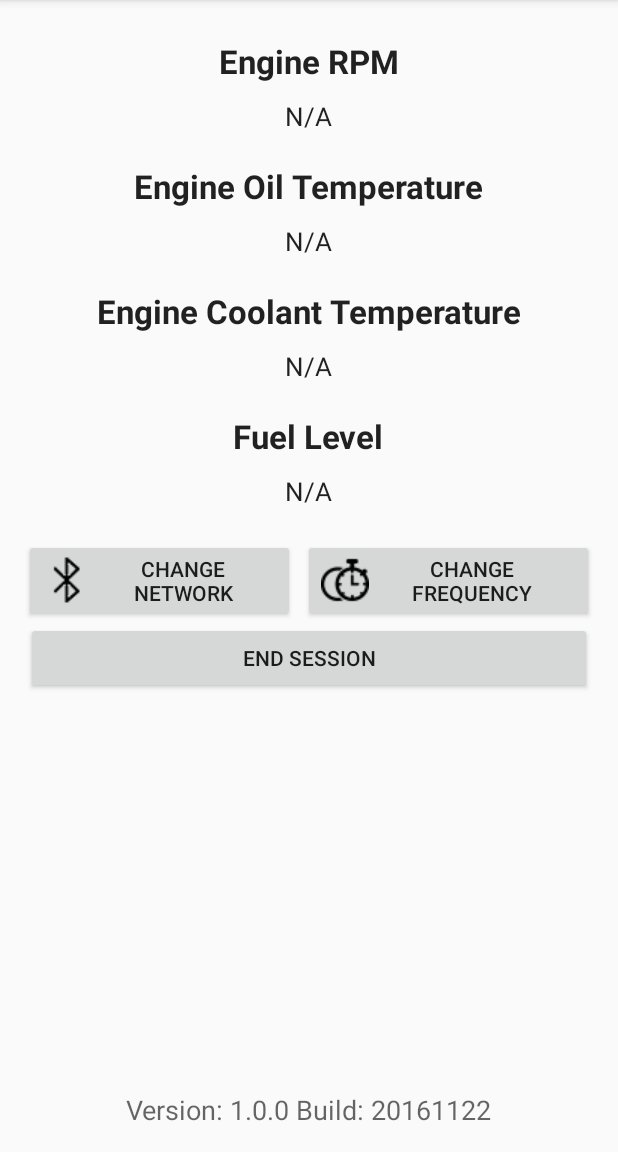
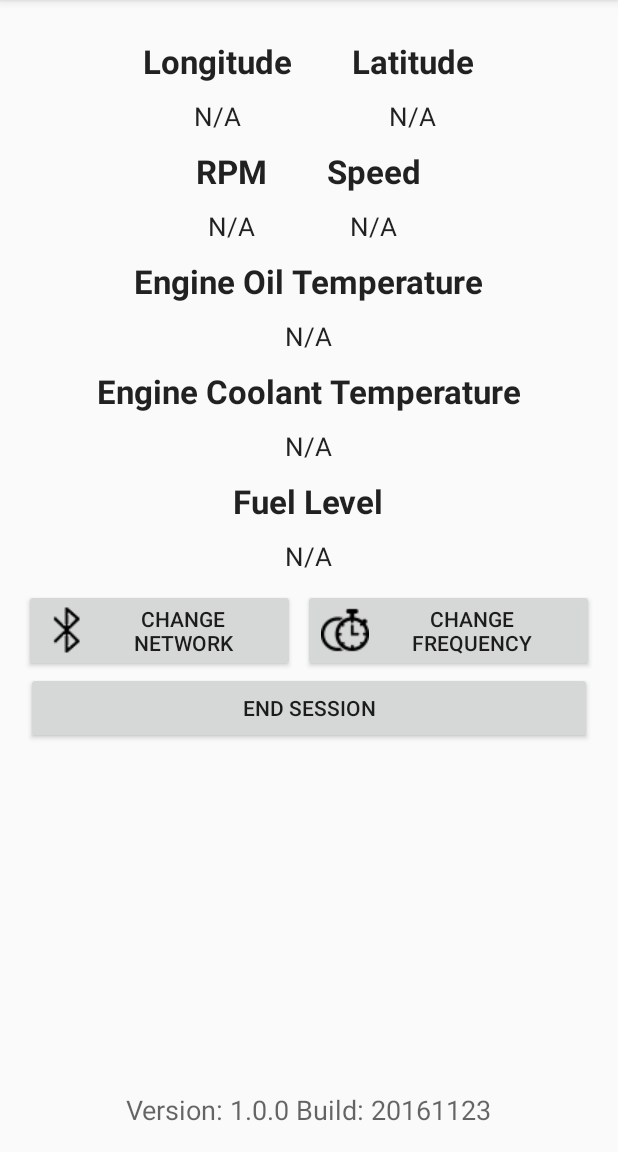
Before and after one commit to ibm-watson-iot/cvi-starter-obd-android, an Android app: the screen it shows after launch (Home), on a phone screen of 412 x 824 dp, the part 84-1236 px from its top. Run offline under Robolectric (Android 15) with nearby library versions, the phone set to English and light mode, and no system bars; libraries missing offline, so code that uses them is left out: com.github.pires.obd, com.ibm.iotf; network calls fail; 7 statements that could not run were skipped.

Commit message:
Show longitude and latitude

```diff
--- a/app/src/main/java/obdii/starter/automotive/iot/ibm/com/iot4a_obdii/Home.java
+++ b/app/src/main/java/obdii/starter/automotive/iot/ibm/com/iot4a_obdii/Home.java
@@ -77,8 +77,8 @@ import static obdii.starter.automotive.iot.ibm.com.iot4a_obdii.API.DOESNOTEXIST;
 public class Home extends AppCompatActivity implements LocationListener {
 
     private LocationManager locationManager;
-    private Location location = null;
     private String provider;
+    static Location location = null;
 
     private final int INITIAL_PERMISSIONS = 000;
 
@@ -639,8 +639,7 @@ public class Home extends AppCompatActivity implements LocationListener {
     private void mqttPublish() throws MqttException {
         if (location != null) {
             final JsonObject event = obdBridge.generateMqttEvent(location, trip_id);
-            final boolean success = iotpDevice.publishEvent(event);
-            if (success) {
+            if (iotpDevice.publishEvent(event)) {
                 showStatus(obdBridge.isSimulation() ? "Simulated Data is Being Sent" : "Live Data is Being Sent", View.VISIBLE);
                 System.out.println("SUCCESSFULLY POSTED......");
                 Log.d("Posted", event.toString());
--- a/app/src/main/java/obdii/starter/automotive/iot/ibm/com/iot4a_obdii/ObdBridge.java
+++ b/app/src/main/java/obdii/starter/automotive/iot/ibm/com/iot4a_obdii/ObdBridge.java
@@ -126,8 +126,8 @@ public class ObdBridge {
         final JsonObject event = new JsonObject();
         final JsonObject data = new JsonObject();
         event.add("d", data);
-        data.addProperty("lat", location.getLatitude());
-        data.addProperty("lng", location.getLongitude());
+        //data.addProperty("lat", location.getLatitude());
+        //data.addProperty("lng", location.getLongitude());
         data.addProperty("trip_id", trip_id);
 
         final JsonObject props = new JsonObject();
--- a/app/src/main/java/obdii/starter/automotive/iot/ibm/com/iot4a_obdii/ObdParameter.java
+++ b/app/src/main/java/obdii/starter/automotive/iot/ibm/com/iot4a_obdii/ObdParameter.java
@@ -52,6 +52,10 @@ abstract public class ObdParameter {
         if (simulation) {
             fetchValue(null, simulation);
             showText(getValueText());
+        } else if (obdCommand == null) {
+            // parameter without obd command
+            fetchValue(obdCommand, simulation);
+            showText(getValueText());
         } else {
             String value = "";
             if (socket == null) {
@@ -63,7 +67,7 @@ abstract public class ObdParameter {
                     obdCommand.run(in, out);
                     fetchValue(obdCommand, simulation);
                     value = getValueText();
-                    Log.d(label, obdCommand.getFormattedResult());
+                    Log.d(label, value);
                 } catch (com.github.pires.obd.exceptions.UnableToConnectException e) {
                     // reach here when OBD device is not connected
                     value = "Bluetooth Connection Error";
--- a/app/src/main/java/obdii/starter/automotive/iot/ibm/com/iot4a_obdii/ObdParameters.java
+++ b/app/src/main/java/obdii/starter/automotive/iot/ibm/com/iot4a_obdii/ObdParameters.java
@@ -10,11 +10,13 @@
 
 package obdii.starter.automotive.iot.ibm.com.iot4a_obdii;
 
+import android.location.Location;
 import android.support.annotation.NonNull;
 import android.support.v7.app.AppCompatActivity;
 import android.widget.TextView;
 
 import com.github.pires.obd.commands.ObdCommand;
+import com.github.pires.obd.commands.SpeedCommand;
 import com.github.pires.obd.commands.engine.RPMCommand;
 import com.github.pires.obd.commands.fuel.FuelLevelCommand;
 import com.github.pires.obd.commands.temperature.EngineCoolantTemperatureCommand;
@@ -36,6 +38,12 @@ public class ObdParameters {
         return String.format("%.1f%s", temperature, "C") + " (" + String.format("%.1f%s", imperialUnit, "F") + ")";
     }
 
+    static String formatSpeed(double speed) {
+        double imperialUnit = speed * 0.621371192f;
+
+        return String.format("%.1f%s", speed, "km/h") + " (" + String.format("%.1f%s", imperialUnit, "mph") + ")";
+    }
+
     @NonNull
     static public List<ObdParameter> getObdParameterList(final AppCompatActivity activity) {
         final List<ObdParameter> obdParameters = new ArrayList<ObdParameter>();
@@ -48,12 +56,11 @@ public class ObdParameters {
             protected void fetchValue(ObdCommand obdCommand, boolean simulation) {
                 if (simulation) {
                     engineRPM = Math.round(Math.random() * 600) + 600;
-                    valueText = engineRPM + "RPM";
                 } else {
                     final RPMCommand rpmCommand = (RPMCommand) obdCommand;
                     engineRPM = rpmCommand.getRPM();
-                    valueText = obdCommand.getFormattedResult();
                 }
+                valueText = engineRPM + "";
             }
 
             @Override
@@ -67,6 +74,44 @@ public class ObdParameters {
             }
         };
         obdParameters.add(engineRPM);
+
+        final ObdParameter speed = new ObdParameter((TextView) activity.findViewById(R.id.speedValue), activity, "Speed", new SpeedCommand()) {
+            private double speed = 0;
+            private double delta = 10.0;
+            private String valueText;
+
+            @Override
+            protected void fetchValue(ObdCommand obdCommand, boolean simulation) {
+                if (simulation) {
+                    if (speed >= 150.0) {
+                        delta = -10.0;
+                    } else if (speed <= 0.0) {
+                        speed = 0.0;
+                        delta = 10.0;
+                    } else if (Math.random() < 0.2) {
+                        delta *= -1.0;
+                    }
+                    speed += delta;
+
+                } else {
+                    final SpeedCommand speedCommand = (SpeedCommand) obdCommand;
+                    speed = speedCommand.getMetricSpeed();
+                }
+                valueText = formatSpeed(speed);
+            }
+
+
+            @Override
+            protected void setJsonProp(JsonObject json) {
+                json.addProperty("speed", speed + "");
+            }
+
+            @Override
+            protected String getValueText() {
+                return valueText;
+            }
+        };
+        obdParameters.add(speed);
 
         final ObdParameter engineOil = new ObdParameter((TextView) activity.findViewById(R.id.engineOilValue), activity, "Engine Oil", new OilTempCommand()) {
             private double engineOil = Math.random() * 120 + 20;
@@ -154,6 +199,54 @@ public class ObdParameters {
         };
         obdParameters.add(fuelLevel);
 
+        final ObdParameter longitude = new ObdParameter((TextView) activity.findViewById(R.id.longitudeValue), activity, "Longitude", null) {
+            private double longitudeValue = 0.0;
+            private String valueText;
+
+            @Override
+            protected void fetchValue(ObdCommand obdCommand, boolean simulation) {
+                if (Home.location != null) {
+                    longitudeValue = Home.location.getLongitude();
+                }
+                valueText = String.format("%1$.7f", longitudeValue);
+            }
+
+            @Override
+            protected void setJsonProp(JsonObject json) {
+                json.addProperty("lng", longitudeValue + "");
+            }
+
+            @Override
+            protected String getValueText() {
+                return valueText;
+            }
+        };
+        obdParameters.add(longitude);
+
+        final ObdParameter latitude = new ObdParameter((TextView) activity.findViewById(R.id.latitudeValue), activity, "Latitude", null) {
+            private double latitude = 0.0;
+            private String valueText;
+
+            @Override
+            protected void fetchValue(ObdCommand obdCommand, boolean simulation) {
+                if (Home.location != null) {
+                    latitude = Home.location.getLatitude();
+                }
+                valueText = valueText = String.format("%1$.7f", latitude);
+            }
+
+            @Override
+            protected void setJsonProp(JsonObject json) {
+                json.addProperty("lat", latitude + "");
+            }
+
+            @Override
+            protected String getValueText() {
+                return valueText;
+            }
+        };
+        obdParameters.add(latitude);
+
         return obdParameters;
     }
 
--- a/app/src/main/res/layout/activity_home.xml
+++ b/app/src/main/res/layout/activity_home.xml
@@ -9,186 +9,309 @@
     android:paddingTop="@dimen/activity_vertical_margin"
     tools:context="obdii.starter.automotive.iot.ibm.com.iot4a_obdii.Home">
 
+
     <LinearLayout
-        android:orientation="vertical"
+        android:id="@+id/linearLayout6"
         android:layout_width="wrap_content"
         android:layout_height="wrap_content"
+        android:layout_alignParentTop="true"
+        android:layout_centerHorizontal="true"
+        android:layout_gravity="center_vertical"
+        android:layout_marginTop="10dp"
         android:layout_weight="5"
+        android:orientation="horizontal">
+
+        <LinearLayout
+            android:id="@+id/linearLayout61"
+            android:layout_width="wrap_content"
+            android:layout_height="wrap_content"
+            android:layout_centerHorizontal="true"
             android:layout_gravity="center_vertical"
-        android:layout_centerHorizontal="true"
-        android:id="@+id/linearLayout5"
-        android:layout_marginTop="10dp">
+            android:layout_marginRight="20dp"
+            android:layout_marginTop="0dp"
+            android:layout_weight="5"
+            android:orientation="vertical">
 
             <TextView
+                android:id="@+id/longitudeLabel"
                 android:layout_width="wrap_content"
                 android:layout_height="wrap_content"
+                android:layout_gravity="center_horizontal"
+                android:text="Longitude"
                 android:textAppearance="?android:attr/textAppearanceLarge"
-            android:text="Engine RPM"
-            android:id="@+id/engineRPM"
-            android:layout_gravity="center_horizontal"
                 android:textStyle="bold" />
 
             <TextView
+                android:id="@+id/longitudeValue"
                 android:layout_width="wrap_content"
                 android:layout_height="wrap_content"
+                android:layout_gravity="center_horizontal"
+                android:layout_marginTop="10dp"
+                android:text="N/A"
                 android:textAppearance="?android:attr/textAppearanceLarge"
-            android:text="N/A"
-            android:id="@+id/engineRPMValue"
-            android:layout_gravity="center_horizontal"
-            android:textSize="17dp"
-            android:layout_marginTop="10dp" />
+                android:textSize="17dp" />
         </LinearLayout>
 
         <LinearLayout
-        android:orientation="vertical"
+            android:id="@+id/linearLayout62"
             android:layout_width="wrap_content"
             android:layout_height="wrap_content"
+            android:layout_below="@+id/linearLayout6"
+            android:layout_centerHorizontal="true"
+            android:layout_gravity="center_vertical"
+            android:layout_marginLeft="20dp"
+            android:layout_marginTop="0dp"
             android:layout_weight="5"
-        android:layout_below="@+id/linearLayout5"
-        android:layout_gravity="center_vertical"
-        android:layout_centerHorizontal="true"
-        android:id="@+id/linearLayout4"
-        android:layout_marginTop="20dp">
+            android:orientation="vertical">
 
             <TextView
+                android:id="@+id/latitudeLabel"
                 android:layout_width="wrap_content"
                 android:layout_height="wrap_content"
+                android:layout_gravity="center_horizontal"
+                android:text="Latitude"
                 android:textAppearance="?android:attr/textAppearanceLarge"
-            android:text="Engine Oil Temperature"
-            android:id="@+id/engineOilLabel"
-            android:layout_gravity="center_horizontal"
                 android:textStyle="bold" />
 
             <TextView
+                android:id="@+id/latitudeValue"
                 android:layout_width="wrap_content"
                 android:layout_height="wrap_content"
+                android:layout_gravity="center_horizontal"
+                android:layout_marginTop="10dp"
+                android:text="N/A"
                 android:textAppearance="?android:attr/textAppearanceLarge"
+                android:textSize="17dp" />
+        </LinearLayout>
+    </LinearLayout>
+
+
+    <LinearLayout
+        android:id="@+id/linearLayout5"
+        android:layout_width="wrap_content"
+        android:layout_height="wrap_content"
+        android:layout_below="@+id/linearLayout6"
+        android:layout_centerHorizontal="true"
+        android:layout_gravity="center_vertical"
+        android:layout_marginTop="10dp"
+        android:layout_weight="5"
+        android:orientation="horizontal">
+
+        <LinearLayout
+            android:id="@+id/linearLayout51"
+            android:layout_width="wrap_content"
+            android:layout_height="wrap_content"
+            android:layout_centerHorizontal="true"
+            android:layout_gravity="center_vertical"
+            android:layout_marginRight="20dp"
+            android:layout_marginTop="0dp"
+            android:layout_weight="5"
+            android:orientation="vertical">
+
+            <TextView
+                android:id="@+id/engineRPM"
+                android:layout_width="wrap_content"
+                android:layout_height="wrap_content"
+                android:layout_gravity="center_horizontal"
+                android:text="RPM"
+                android:textAppearance="?android:attr/textAppearanceLarge"
+                android:textStyle="bold" />
+
+            <TextView
+                android:id="@+id/engineRPMValue"
+                android:layout_width="wrap_content"
+                android:layout_height="wrap_content"
+                android:layout_gravity="center_horizontal"
+                android:layout_marginTop="10dp"
                 android:text="N/A"
-            android:id="@+id/engineOilValue"
-            android:layout_gravity="center_horizontal"
-            android:textSize="17dp"
-            android:layout_marginTop="10dp" />
+                android:textAppearance="?android:attr/textAppearanceLarge"
+                android:textSize="17dp" />
         </LinearLayout>
 
         <LinearLayout
-        android:orientation="vertical"
+            android:id="@+id/linearLayout52"
             android:layout_width="wrap_content"
             android:layout_height="wrap_content"
+            android:layout_below="@+id/linearLayout6"
+            android:layout_centerHorizontal="true"
+            android:layout_gravity="center_vertical"
+            android:layout_marginLeft="20dp"
+            android:layout_marginTop="0dp"
             android:layout_weight="5"
-        android:layout_below="@+id/linearLayout4"
-        android:layout_gravity="center_vertical"
-        android:layout_centerHorizontal="true"
-        android:id="@+id/linearLayout3"
-        android:layout_marginTop="20dp">
+            android:orientation="vertical">
 
             <TextView
+                android:id="@+id/speedLabel"
                 android:layout_width="wrap_content"
                 android:layout_height="wrap_content"
+                android:layout_gravity="center_horizontal"
+                android:text="Speed"
                 android:textAppearance="?android:attr/textAppearanceLarge"
-            android:text="Engine Coolant Temperature"
-            android:id="@+id/engineCoolantLabel"
-            android:layout_gravity="center_horizontal"
                 android:textStyle="bold" />
 
             <TextView
+                android:id="@+id/speedValue"
                 android:layout_width="wrap_content"
                 android:layout_height="wrap_content"
+                android:layout_gravity="center_horizontal"
+                android:layout_marginTop="10dp"
+                android:text="N/A"
                 android:textAppearance="?android:attr/textAppearanceLarge"
-            android:text="N/A"
-            android:id="@+id/engineCoolantValue"
-            android:layout_gravity="center_horizontal"
-            android:textSize="17dp"
-            android:layout_marginTop="10dp" />
-    </LinearLayout>
-
-    <LinearLayout
-        android:orientation="horizontal"
-        android:layout_width="match_parent"
-        android:layout_height="wrap_content"
-        android:layout_below="@+id/linearLayout3"
-        android:layout_marginTop="20dp"
-        android:id="@+id/linearLayout2">
-
-        <LinearLayout
-            android:orientation="vertical"
-            android:layout_width="wrap_content"
-            android:layout_height="wrap_content"
-            android:layout_weight="10" >
-
-            <TextView
-                android:layout_width="wrap_content"
-                android:layout_height="wrap_content"
-                android:textAppearance="?android:attr/textAppearanceLarge"
-                android:text="Fuel Level"
-                android:id="@+id/fuelLevelLabel"
-                android:textStyle="bold"
-                android:layout_gravity="center_horizontal" />
-
-            <TextView
-                android:layout_width="wrap_content"
-                android:layout_height="wrap_content"
-                android:textAppearance="?android:attr/textAppearanceLarge"
-                android:text="N/A"
-                android:id="@+id/fuelLevelValue"
-                android:textSize="17dp"
-                android:layout_marginTop="10dp"
-                android:layout_gravity="center_horizontal" />
+                android:textSize="17dp" />
         </LinearLayout>
     </LinearLayout>
 
     <LinearLayout
-        android:orientation="horizontal"
+        android:id="@+id/linearLayout4"
+        android:layout_width="wrap_content"
+        android:layout_height="wrap_content"
+        android:layout_below="@+id/linearLayout5"
+        android:layout_centerHorizontal="true"
+        android:layout_gravity="center_vertical"
+        android:layout_marginTop="10dp"
+        android:layout_weight="5"
+        android:orientation="vertical">
+
+        <TextView
+            android:id="@+id/engineOilLabel"
+            android:layout_width="wrap_content"
+            android:layout_height="wrap_content"
+            android:layout_gravity="center_horizontal"
+            android:text="Engine Oil Temperature"
+            android:textAppearance="?android:attr/textAppearanceLarge"
+            android:textStyle="bold" />
+
+        <TextView
+            android:id="@+id/engineOilValue"
+            android:layout_width="wrap_content"
+            android:layout_height="wrap_content"
+            android:layout_gravity="center_horizontal"
+            android:layout_marginTop="10dp"
+            android:text="N/A"
+            android:textAppearance="?android:attr/textAppearanceLarge"
+            android:textSize="17dp" />
+    </LinearLayout>
+
+    <LinearLayout
+        android:id="@+id/linearLayout3"
+        android:layout_width="wrap_content"
+        android:layout_height="wrap_content"
+        android:layout_below="@+id/linearLayout4"
+        android:layout_centerHorizontal="true"
+        android:layout_gravity="center_vertical"
+        android:layout_marginTop="10dp"
+        android:layout_weight="5"
+        android:orientation="vertical">
+
+        <TextView
+            android:id="@+id/engineCoolantLabel"
+            android:layout_width="wrap_content"
+            android:layout_height="wrap_content"
+            android:layout_gravity="center_horizontal"
+            android:text="Engine Coolant Temperature"
+            android:textAppearance="?android:attr/textAppearanceLarge"
+            android:textStyle="bold" />
+
+        <TextView
+            android:id="@+id/engineCoolantValue"
+            android:layout_width="wrap_content"
+            android:layout_height="wrap_content"
+            android:layout_gravity="center_horizontal"
+            android:layout_marginTop="10dp"
+            android:text="N/A"
+            android:textAppearance="?android:attr/textAppearanceLarge"
+            android:textSize="17dp" />
+    </LinearLayout>
+
+    <LinearLayout
+        android:id="@+id/linearLayout2"
         android:layout_width="match_parent"
         android:layout_height="wrap_content"
-        android:layout_marginTop="20dp"
-        android:id="@+id/linearLayout1"
-        android:layout_alignParentEnd="false"
-        android:layout_centerHorizontal="true"
-        android:layout_below="@+id/linearLayout2">
+        android:layout_below="@+id/linearLayout3"
+        android:layout_marginTop="10dp"
+        android:orientation="horizontal">
 
-        <Button style="@style/Widget.AppCompat.Button"
+        <LinearLayout
             android:layout_width="wrap_content"
             android:layout_height="wrap_content"
-            android:text="Change Network"
-            android:id="@+id/changeNetwork"
-            android:layout_weight="5"
-            android:drawableLeft="@drawable/bluetooth"
-            android:layout_marginRight="2.5dp"
-            android:onClick="changeNetwork" />
+            android:layout_weight="10"
+            android:orientation="vertical">
+
+            <TextView
+                android:id="@+id/fuelLevelLabel"
+                android:layout_width="wrap_content"
+                android:layout_height="wrap_content"
+                android:layout_gravity="center_horizontal"
+                android:text="Fuel Level"
+                android:textAppearance="?android:attr/textAppearanceLarge"
+                android:textStyle="bold" />
+
+            <TextView
+                android:id="@+id/fuelLevelValue"
+                android:layout_width="wrap_content"
+                android:layout_height="wrap_content"
+                android:layout_gravity="center_horizontal"
+                android:layout_marginTop="10dp"
+                android:text="N/A"
+                android:textAppearance="?android:attr/textAppearanceLarge"
+                android:textSize="17dp" />
+        </LinearLayout>
+    </LinearLayout>
+
+    <LinearLayout
+        android:id="@+id/linearLayout1"
+        android:layout_width="match_parent"
+        android:layout_height="wrap_content"
+        android:layout_alignParentEnd="false"
+        android:layout_below="@+id/linearLayout2"
+        android:layout_centerHorizontal="true"
+        android:layout_marginTop="10dp"
+        android:orientation="horizontal">
 
         <Button
+            android:id="@+id/changeNetwork"
             style="@style/Widget.AppCompat.Button"
             android:layout_width="wrap_content"
             android:layout_height="wrap_content"
-            android:text="Change Frequency"
+            android:layout_marginRight="2.5dp"
+            android:layout_weight="5"
+            android:drawableLeft="@drawable/bluetooth"
+            android:onClick="changeNetwork"
+            android:text="Change Network" />
+
+        <Button
             android:id="@+id/changeFrequency"
+            style="@style/Widget.AppCompat.Button"
+            android:layout_width="wrap_content"
+            android:layout_height="wrap_content"
+            android:layout_marginLeft="2.5dp"
             android:layout_weight="5"
             android:drawableLeft="@drawable/timer"
-            android:layout_marginLeft="2.5dp"
-            android:onClick="changeFrequency" />
+            android:onClick="changeFrequency"
+            android:text="Change Frequency" />
 
     </LinearLayout>
 
     <Button
+        android:id="@+id/button"
         style="@style/Widget.AppCompat.Button"
         android:layout_width="match_parent"
         android:layout_height="wrap_content"
-        android:text="End Session"
-        android:id="@+id/button"
-        android:layout_weight="5"
-        android:layout_marginRight="2.5dp"
-        android:onClick="endSession"
         android:layout_below="@+id/linearLayout1"
         android:layout_centerHorizontal="true"
-        android:nestedScrollingEnabled="false" />
+        android:layout_marginRight="2.5dp"
+        android:layout_weight="5"
+        android:nestedScrollingEnabled="false"
+        android:onClick="endSession"
+        android:text="End Session" />
 
     <TextView
+        android:id="@+id/versionAndBuild"
         android:layout_width="wrap_content"
         android:layout_height="wrap_content"
-        android:textAppearance="?android:attr/textAppearanceMedium"
-        android:text="Version: 1.0.0 Build: 20161122"
-        android:id="@+id/versionAndBuild"
         android:layout_alignParentBottom="true"
-        android:layout_centerHorizontal="true" />
+        android:layout_centerHorizontal="true"
+        android:text="Version: 1.0.0 Build: 20161123"
+        android:textAppearance="?android:attr/textAppearanceMedium" />
 
 </RelativeLayout>
```
Lines whose indentation alone changed are shown as unchanged.
